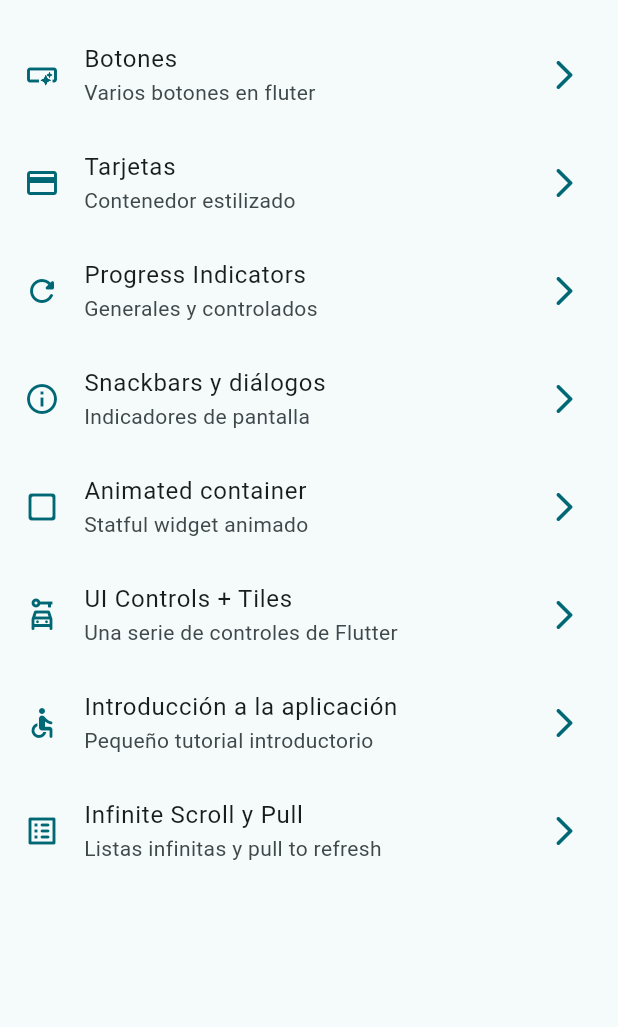
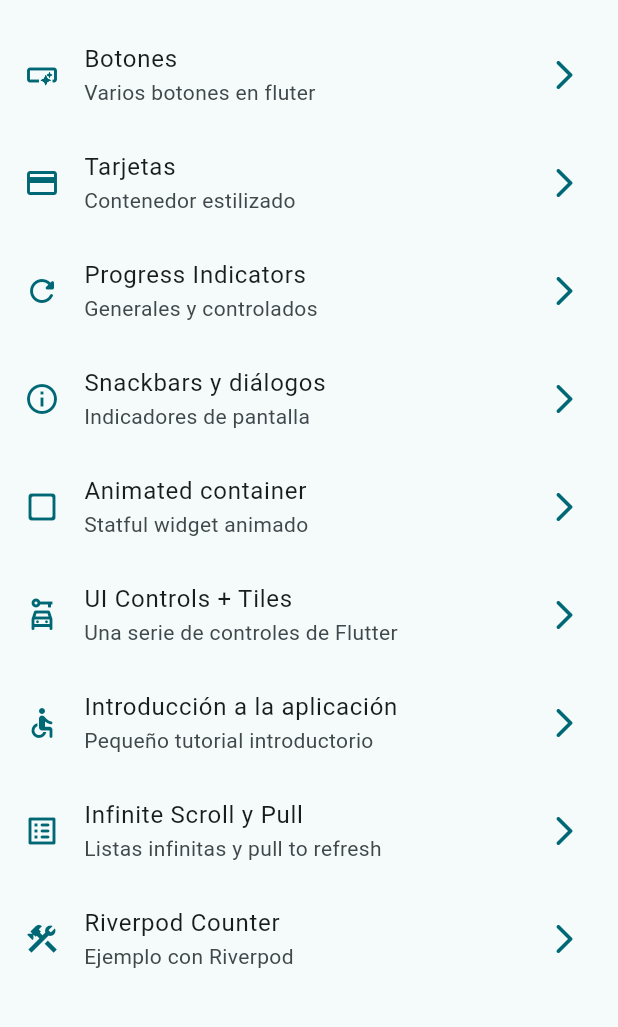
Before and after one commit to erivas17/fl_widgets_app, a Flutter app: the screen it shows after launch, on a phone screen of 412 x 824 dp, the part 63-1090 px from its top. Run offline on Flutter 3.47's test engine with Material 2 defaults, Android fonts, the phone set to English and light mode, and no system bars; our stand-ins replace animate_do, go_router.

```diff
--- a/lib/config/menu/menu_items.dart
+++ b/lib/config/menu/menu_items.dart
@@ -54,4 +54,9 @@ const appMenuItems = <MenuItem>[
       subTittle: 'Listas infinitas y pull to refresh',
       url: '/infinite',
       icon: Icons.list_alt_rounded),
+  MenuItem(
+      tittle: 'Riverpod Counter',
+      subTittle: 'Ejemplo con Riverpod',
+      url: '/counter',
+      icon: Icons.construction),
 ];
--- a/lib/config/router/app_router.dart
+++ b/lib/config/router/app_router.dart
@@ -3,6 +3,7 @@ import 'package:widgets_app/presentation/screens/animated/animated_screen.dart';
 import 'package:widgets_app/presentation/screens/app_tutorial/app_tutorial_screen.dart';
 import 'package:widgets_app/presentation/screens/buttons/buttons_screen.dart';
 import 'package:widgets_app/presentation/screens/buttons/cards/cards_screen.dart';
+import 'package:widgets_app/presentation/screens/counter/counter_screen.dart';
 import 'package:widgets_app/presentation/screens/home/home_screen.dart';
 import 'package:widgets_app/presentation/screens/infinite_scroll/infinite_scroll_screen.dart';
 import 'package:widgets_app/presentation/screens/progress/progress_screen.dart';
@@ -67,5 +68,11 @@ final GoRouter appRouter = GoRouter(
         return const InfiniteScrollScreen();
       },
     ),
+    GoRoute(
+      path: '/counter',
+      builder: (context, GoRouterState state) {
+        return const CounterScreen();
+      },
+    ),
   ],
 );
```
Also changed, not shown: lib/presentation/screens/counter/counter_screen.dart (added, +28 -0 lines).
